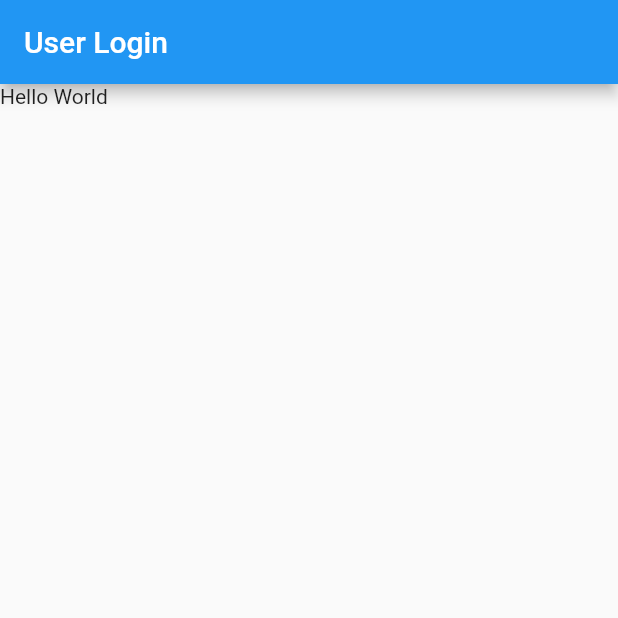
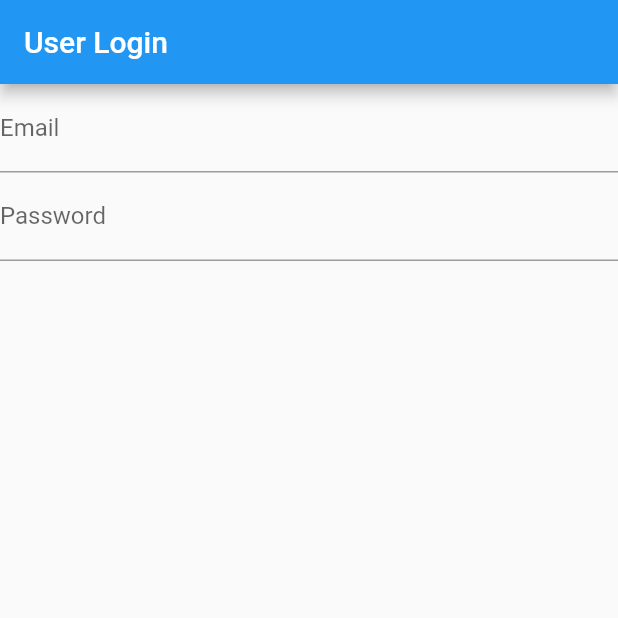
Before and after one commit to chris-aqui/Flutter-Mobile-Apps, a Flutter app: the screen it shows after launch, on a phone screen of 412 x 824 dp, the top half of it. Run offline on Flutter 3.47's test engine with Material 2 defaults, Android fonts, the phone set to English and light mode, and no system bars.

Commit message:
making login form using flutter form class

```diff
--- a/user_auth/lib/login_page.dart
+++ b/user_auth/lib/login_page.dart
@@ -18,7 +18,18 @@ class _LoginPageState extends State<LoginPage>{
         title: new Text('User Login'),
       ),
       body:  new Container(
-        child: new Text('Hello World'),
+        child: new Form(
+          child: new Column(
+            children: <Widget>[
+              new TextFormField(
+                decoration: new InputDecoration(labelText: 'Email'),
+              ),
+              new TextFormField(
+                decoration: new InputDecoration(labelText: 'Password'),
+              )
+            ]
+          ),
+        ),
       )
     );
   }
```
